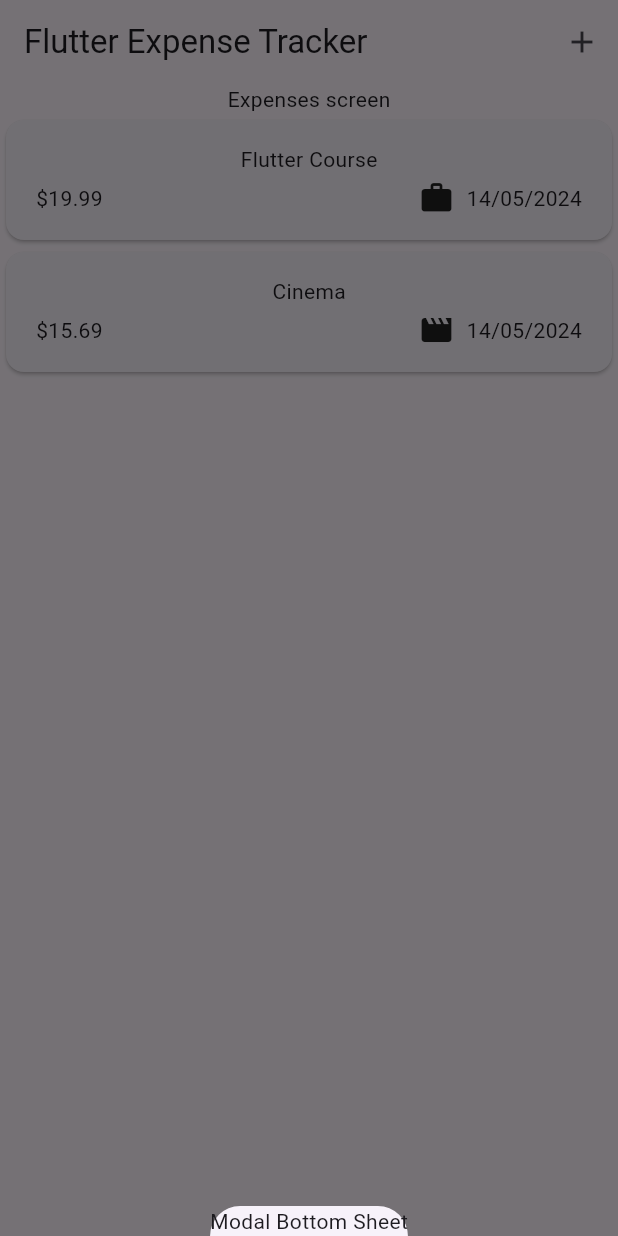
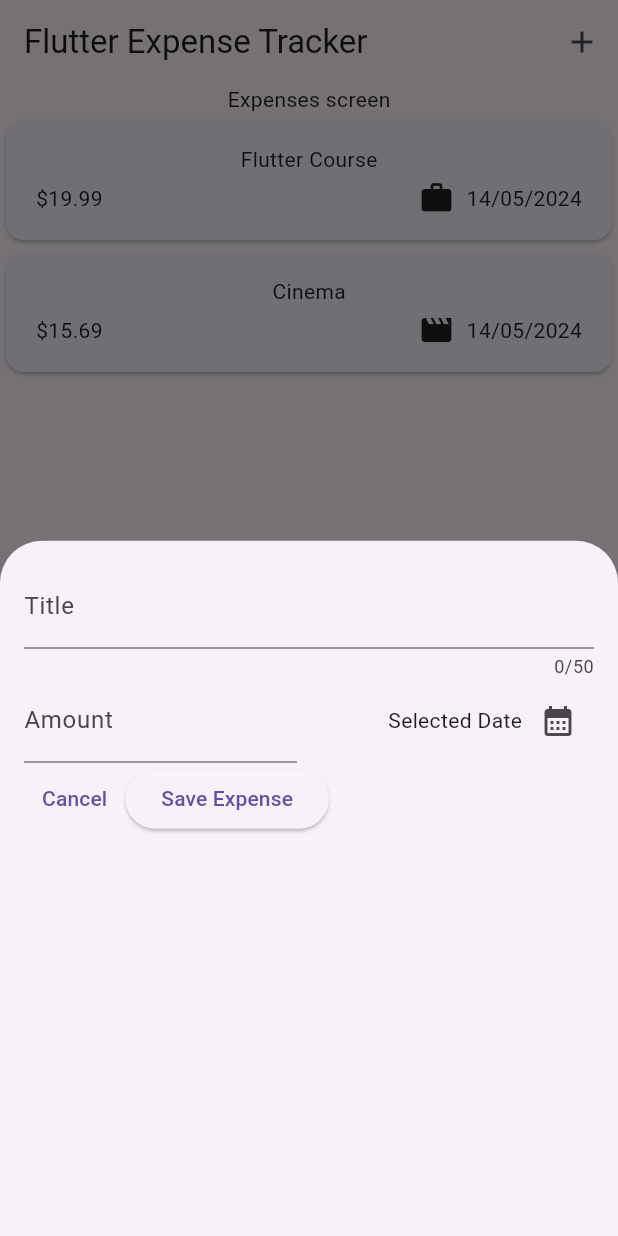
Before and after one commit to IamHaydenNg/expenses, a Flutter app: the screen it shows after launch, after a tap on the "add" icon, on a phone screen of 412 x 824 dp. Run offline on Flutter 3.47's test engine with Material 3 defaults, Android fonts, the phone set to English and light mode, and no system bars.

Commit message:
Add code of class 107 to 113

```diff
--- a/lib/widgets/expenses.dart
+++ b/lib/widgets/expenses.dart
@@ -1,5 +1,6 @@
 import 'package:expenses/widgets/expenses_list/expenses_list.dart';
 import 'package:expenses/models/expense.dart';
+import 'package:expenses/widgets/new_expense.dart';
 import 'package:flutter/material.dart';
 
 class Expenses extends StatefulWidget {
@@ -30,7 +31,7 @@ class _ExpensesState extends State<Expenses> {
   void _openAddExpenseOverlay() {
     showModalBottomSheet(
       context: context,
-      builder: (ctx) => const Text('Modal Bottom Sheet'),
+      builder: (ctx) => const NewExpense(),
     );
   }
 
--- /dev/null
+++ b/lib/widgets/new_expense.dart
@@ -0,0 +1,95 @@
+import 'package:flutter/material.dart';
+
+class NewExpense extends StatefulWidget {
+  const NewExpense({super.key});
+
+  @override
+  State<NewExpense> createState() {
+    return _NewExpenseState();
+  }
+}
+
+class _NewExpenseState extends State<NewExpense> {
+  final _titleController = TextEditingController();
+  final _amountController = TextEditingController();
+
+  void _presentDatePicker() {
+    final now = DateTime.now();
+    final firstDate = DateTime(now.day, now.month, now.year - 1);
+    showDatePicker(
+        context: context,
+        initialDate: now,
+        firstDate: firstDate,
+        lastDate: now);
+  }
+
+  @override
+  void dispose() {
+    _titleController.dispose();
+    _amountController.dispose();
+    super.dispose();
+  }
+
+  @override
+  Widget build(BuildContext context) {
+    return Padding(
+      padding: const EdgeInsets.all(16),
+      child: Column(
+        children: [
+          TextField(
+            controller: _titleController,
+            maxLength: 50,
+            decoration: const InputDecoration(
+              label: Text('Title'),
+            ),
+          ),
+          Row(
+            children: [
+              Expanded(
+                child: TextField(
+                  controller: _amountController,
+                  keyboardType: TextInputType.number,
+                  decoration: const InputDecoration(
+                    prefixText: '\$ ',
+                    label: Text('Amount'),
+                  ),
+                ),
+              ),
+              const SizedBox(width: 16),
+              Expanded(
+                child: Row(
+                  mainAxisAlignment: MainAxisAlignment.end,
+                  crossAxisAlignment: CrossAxisAlignment.center,
+                  children: [
+                    const Text('Selected Date'),
+                    IconButton(
+                      onPressed: _presentDatePicker,
+                      icon: const Icon(Icons.calendar_month),
+                    )
+                  ],
+                ),
+              ),
+            ],
+          ),
+          Row(
+            children: [
+              TextButton(
+                onPressed: () {
+                  Navigator.pop(context);
+                },
+                child: const Text('Cancel'),
+              ),
+              ElevatedButton(
+                onPressed: () {
+                  print(_titleController.text);
+                  print(_amountController.text);
+                },
+                child: const Text('Save Expense'),
+              ),
+            ],
+          )
+        ],
+      ),
+    );
+  }
+}
```
